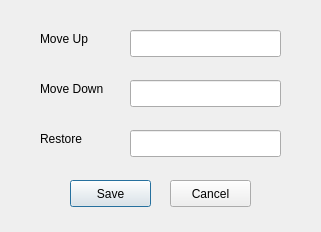
Old version of the form set_hotkey_dialog.ui in the repository yyquick/host-switcher.
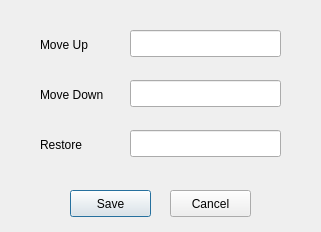
New version of the form. Custom widgets are drawn as their Qt base class.

```diff
--- a/set_hotkey_dialog.ui
+++ b/set_hotkey_dialog.ui
@@ -13,6 +13,18 @@
     <height>232</height>
    </rect>
   </property>
+  <property name="minimumSize">
+   <size>
+    <width>321</width>
+    <height>232</height>
+   </size>
+  </property>
+  <property name="maximumSize">
+   <size>
+    <width>321</width>
+    <height>232</height>
+   </size>
+  </property>
   <property name="windowTitle">
    <string>Dialog</string>
   </property>
@@ -33,9 +45,9 @@
    <property name="geometry">
     <rect>
      <x>40</x>
-     <y>30</y>
+     <y>35</y>
      <width>81</width>
-     <height>17</height>
+     <height>20</height>
     </rect>
    </property>
    <property name="text">
@@ -59,9 +71,9 @@
    <property name="geometry">
     <rect>
      <x>40</x>
-     <y>80</y>
+     <y>85</y>
      <width>81</width>
-     <height>17</height>
+     <height>20</height>
     </rect>
    </property>
    <property name="text">
@@ -88,9 +100,9 @@
    <property name="geometry">
     <rect>
      <x>40</x>
-     <y>130</y>
+     <y>135</y>
      <width>81</width>
-     <height>17</height>
+     <height>20</height>
     </rect>
    </property>
    <property name="text">
@@ -101,7 +113,7 @@
    <property name="geometry">
     <rect>
      <x>70</x>
-     <y>180</y>
+     <y>190</y>
      <width>81</width>
      <height>27</height>
     </rect>
@@ -114,7 +126,7 @@
    <property name="geometry">
     <rect>
      <x>170</x>
-     <y>180</y>
+     <y>190</y>
      <width>81</width>
      <height>27</height>
     </rect>
```
Left out of the diff: 2 changed lines with no effect on the pictures.
